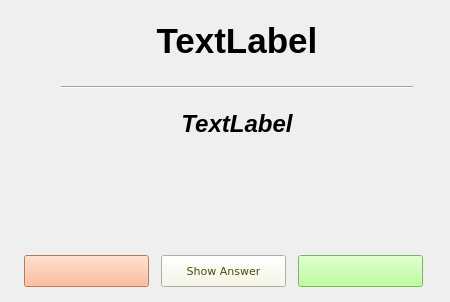
First picture: the form in Ui/pract1.ui, repository robinpalat/idiomindQt, before the edit.
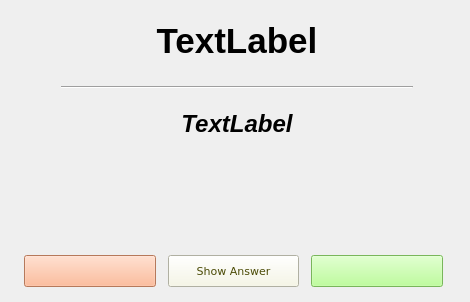
Second picture: the form after the edit. Icons and pictures are not drawn. Custom widgets are drawn as their Qt base class.

Patch:
```diff
--- a/Ui/pract1.ui
+++ b/Ui/pract1.ui
@@ -6,7 +6,7 @@
    <rect>
     <x>0</x>
     <y>0</y>
-    <width>450</width>
+    <width>470</width>
     <height>302</height>
    </rect>
   </property>
```
